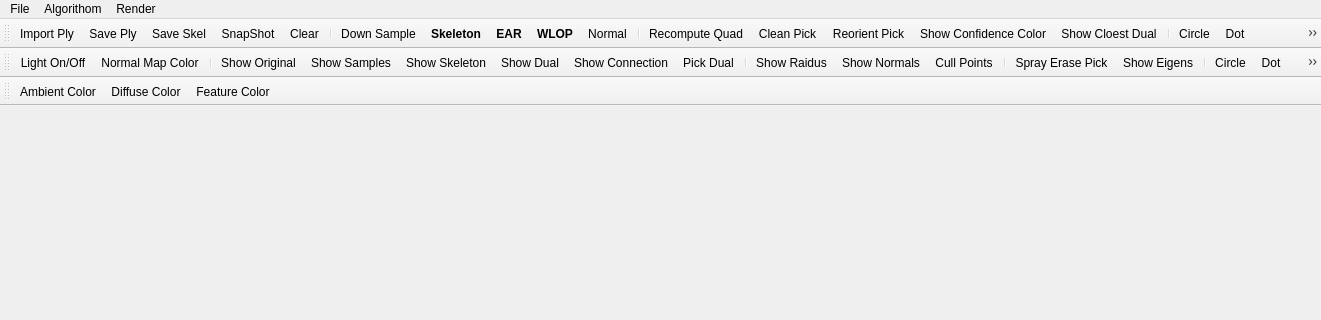
First picture: the form in point-cloud-2015/mainwindow.ui, repository sunwaylive/Point-Cloud-Processing-2015, before the edit; both pictures show x 0 to 1321 and y 0 to 320 of the 1321 by 573 pixel window.
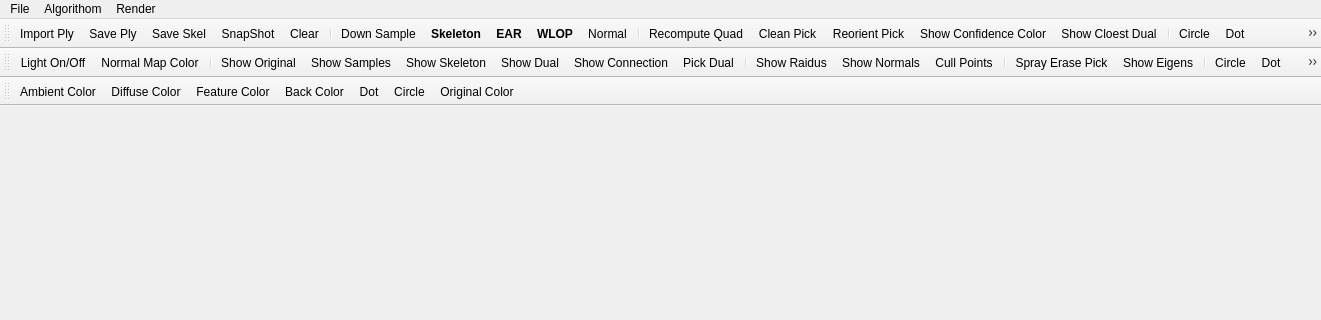
Second picture: the form after the edit. Icons and pictures are not drawn.

Commit message: added backface color

What changed in the file:
```diff
--- a/point-cloud-2015/mainwindow.ui
+++ b/point-cloud-2015/mainwindow.ui
@@ -293,6 +293,10 @@
    <addaction name="actionAmbient_Color"/>
    <addaction name="actionDiffuse_Color"/>
    <addaction name="actionFeature_Color"/>
+   <addaction name="actionBackground_Color"/>
+   <addaction name="actionShow_Original_Dot"/>
+   <addaction name="actionShow_Original_Circle"/>
+   <addaction name="actionOriginal_Color"/>
   </widget>
   <action name="actionImport_Ply">
    <property name="icon">
@@ -362,7 +366,7 @@
   </action>
   <action name="actionBackground_Color">
    <property name="text">
-    <string>Background Color</string>
+    <string>Back Color</string>
    </property>
   </action>
   <action name="actionAmbient_Color">
```
The commit also changes 10 other files.
